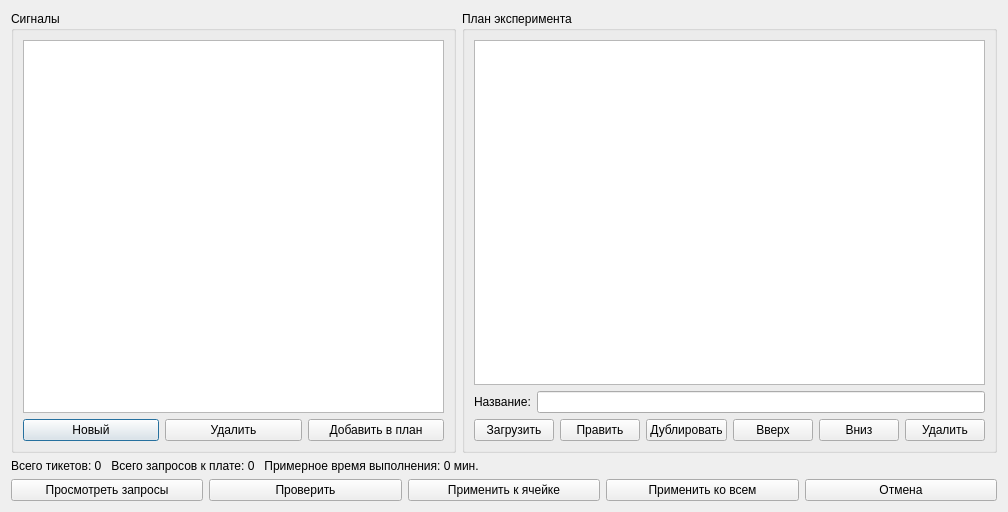
The window that gui/uies/experiment.ui (neurocomputer/MemriBoard) describes before a commit, drawn with Qt 5.
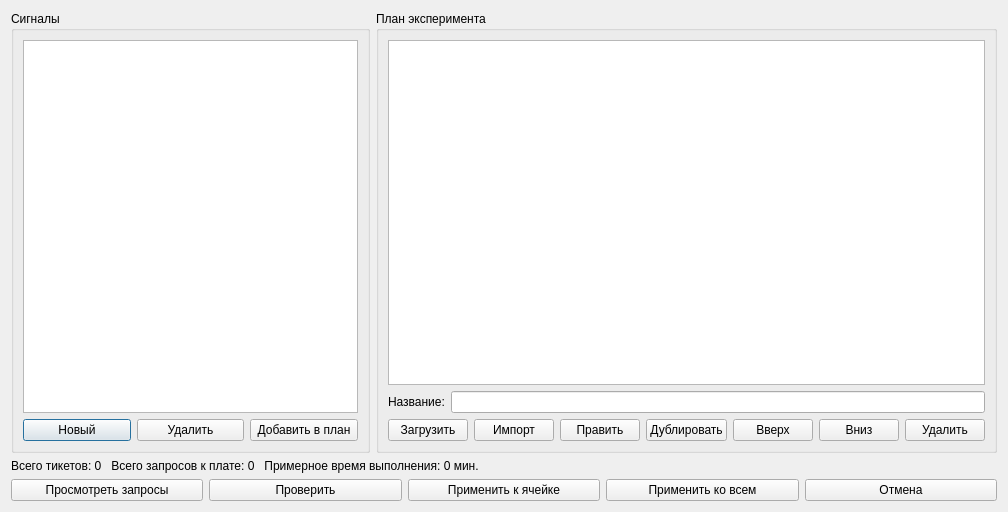
The same window after the commit.

Commit message: double click on tickets updated

```diff
--- a/gui/uies/experiment.ui
+++ b/gui/uies/experiment.ui
@@ -93,6 +93,13 @@
                 </property>
                </widget>
               </item>
+              <item>
+               <widget class="QPushButton" name="button_import">
+                <property name="text">
+                 <string>Импорт</string>
+                </property>
+               </widget>
+              </item>
               <item>
                <widget class="QPushButton" name="button_edit_ticket">
                 <property name="text">
```
The commit also changes 1 other file.
